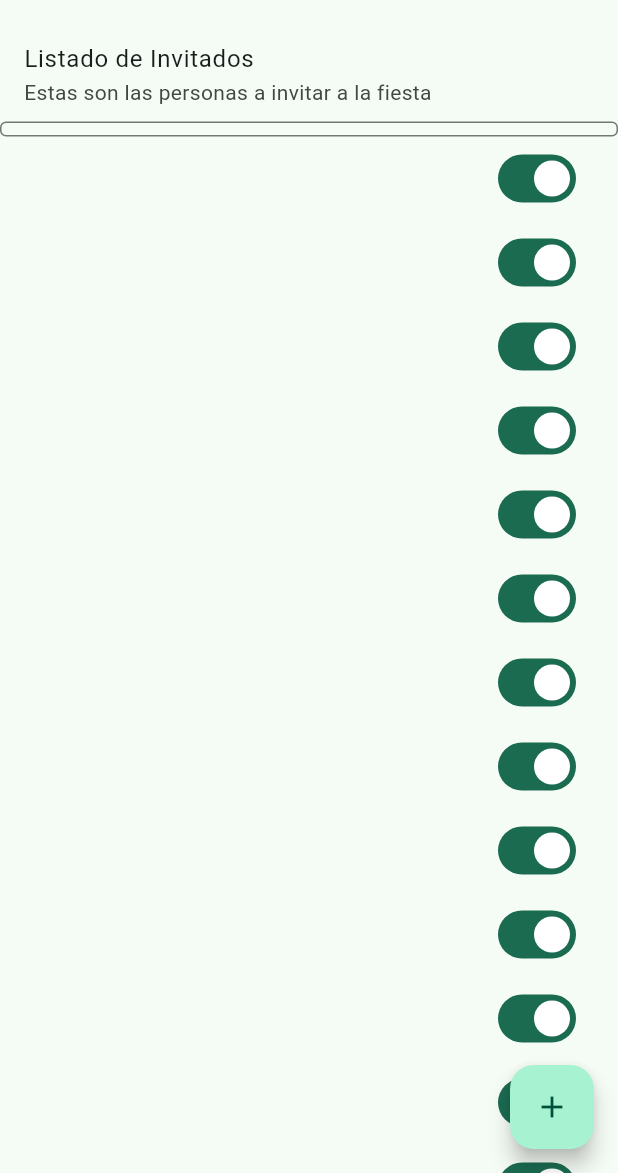
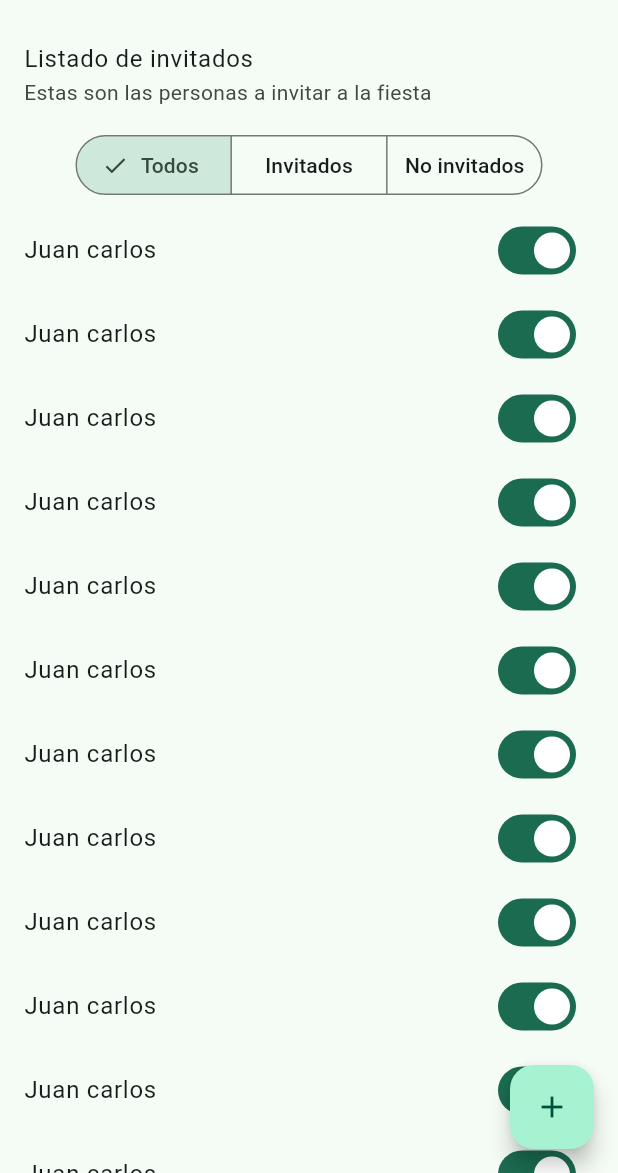
Before and after one commit to AdrianCR08/Bloc, a Flutter app: the screen it shows after launch, after a tap on "Bloc - GuestBloc", on a phone screen of 412 x 824 dp, the part 63-1236 px from its top. Run offline on Flutter 3.47's test engine with Material 3 defaults, Android fonts, the phone set to English and light mode, and no system bars; our stand-ins replace dio, go_router; missing offline and left inert: random_name_generator.

Commit message:
Fixed the guest screen

```diff
--- a/lib/config/router/app_router.dart
+++ b/lib/config/router/app_router.dart
@@ -18,7 +18,7 @@ final appRouter = GoRouter(
     builder: (context, state) => const MultipleCubitScreen(),
     ),
     GoRoute(path: '/guest-bloc',
-    builder: (context, state) => const GuestScreen(),
+    builder: (context, state) => const GuestsScreen(),
     ),
     GoRoute(path: '/pokemon-bloc',
     builder: (context, state) => const PokemonScreen(),
--- a/lib/presentation/screens/04_guest/guess_screen.dart
+++ b/lib/presentation/screens/04_guest/guess_screen.dart
@@ -1,7 +1,8 @@
 import 'package:flutter/material.dart';
 
-class GuestScreen extends StatelessWidget {
-  const GuestScreen({super.key});
+
+class GuestsScreen extends StatelessWidget {
+  const GuestsScreen({super.key});
 
   @override
   Widget build(BuildContext context) {
@@ -11,43 +12,51 @@ class GuestScreen extends StatelessWidget {
       ),
       body: const _TodoView(),
       floatingActionButton: FloatingActionButton(
+        child: const Icon( Icons.add ),
         onPressed: () {},
-        child: const Icon(Icons.add),
       ),
     );
   }
 }
 
+
 class _TodoView extends StatelessWidget {
-  const _TodoView({super.key});
+  const _TodoView();
 
   @override
   Widget build(BuildContext context) {
     return Column(
       children: [
         const ListTile(
-          title: Text('Listado de Invitados'),
+          title: Text('Listado de invitados'),
           subtitle: Text('Estas son las personas a invitar a la fiesta'),
         ),
 
         SegmentedButton(
-          segments: const [],
-          selected: const <String>{'all'},
-          onSelectionChanged: (value) {},
+          segments: const[
+            ButtonSegment(value: 'all', icon: Text('Todos')),
+            ButtonSegment(value: 'completed', icon: Text('Invitados')),
+            ButtonSegment(value: 'pending', icon: Text('No invitados')),
+          ],
+          selected: const <String>{ 'all' },
+          onSelectionChanged: (value) {
+
+          },
         ),
-        const SizedBox(
-          height: 5,
-        ),
+        const SizedBox( height: 5 ),
 
-        // Listado de personas a invitar
-        Expanded(child: ListView.builder(
-          itemBuilder: (context, index) {
-            return SwitchListTile(
-              value: true,
-              onChanged: (value) {},
-            );
-          },
-        ))
+        /// Listado de personas a invitar
+        Expanded(
+          child: ListView.builder(
+            itemBuilder: (context, index) {
+              return SwitchListTile(
+                title: const Text('Juan carlos'),
+                value: true,
+                onChanged: ( value ) {}
+              );
+            },
+          ),
+        )
       ],
     );
   }
```
